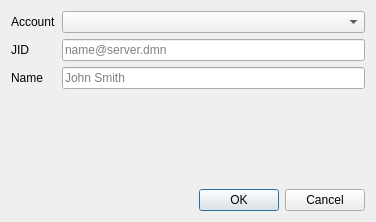
Before: the Qt Designer form ui/newcontact.ui in shunf4/squawk, drawn with Qt 5.
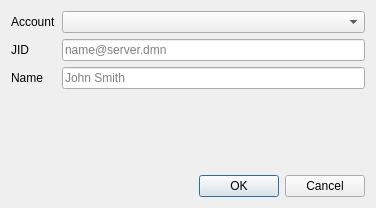
After: the same form once the commit is applied.

The edit to the form file:
```diff
--- a/ui/newcontact.ui
+++ b/ui/newcontact.ui
@@ -7,7 +7,7 @@
     <x>0</x>
     <y>0</y>
     <width>376</width>
-    <height>222</height>
+    <height>208</height>
    </rect>
   </property>
   <property name="windowTitle">
```
